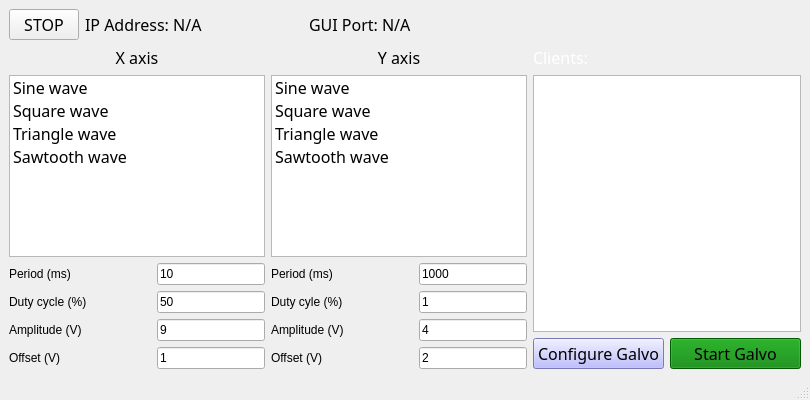
Old version of the form pylabnet/gui/pyqt/gui_templates/galvo_scan.ui in the repository lukingroup/pylabnet.
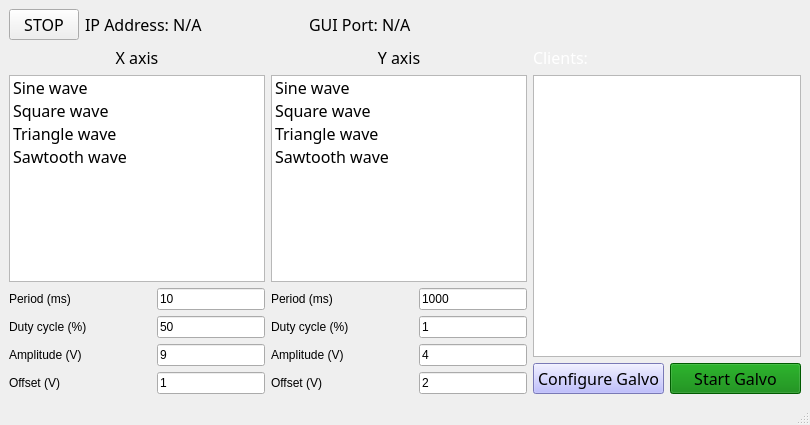
New version of the form.

Commit message: fixed galvo scanner small bugs/typos

Diff of the .ui file:
```diff
--- a/pylabnet/gui/pyqt/gui_templates/galvo_scan.ui
+++ b/pylabnet/gui/pyqt/gui_templates/galvo_scan.ui
@@ -7,7 +7,7 @@
     <x>0</x>
     <y>0</y>
     <width>810</width>
-    <height>400</height>
+    <height>425</height>
    </rect>
   </property>
   <property name="sizePolicy">
@@ -252,7 +252,7 @@
           <item>
            <widget class="QLabel" name="label_4">
             <property name="text">
-             <string>Duty cyle (%)</string>
+             <string>Duty cycle (%)</string>
             </property>
            </widget>
           </item>
```
The commit also changes 1 other file.
